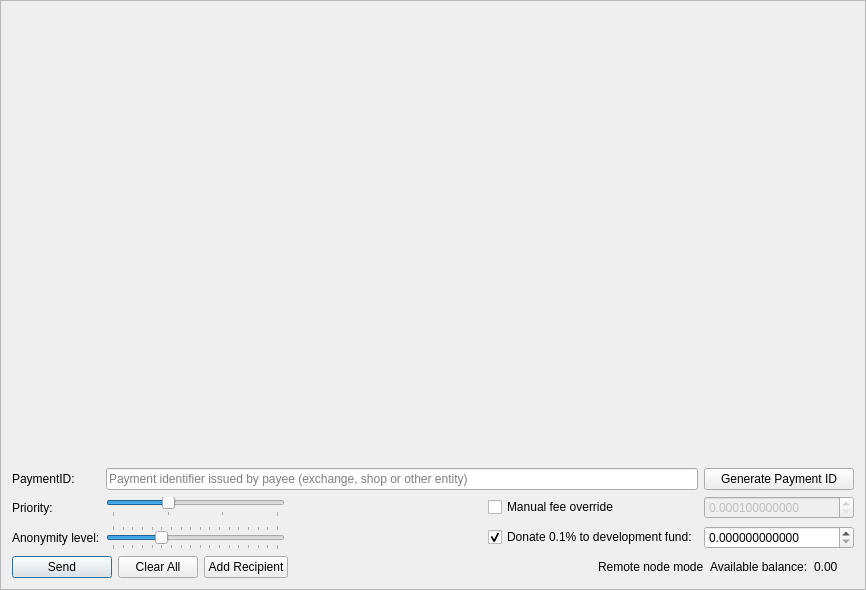
Old version of the form src/gui/ui/sendframe.ui in the repository cryptonotefoundation/cryptonotewallet.
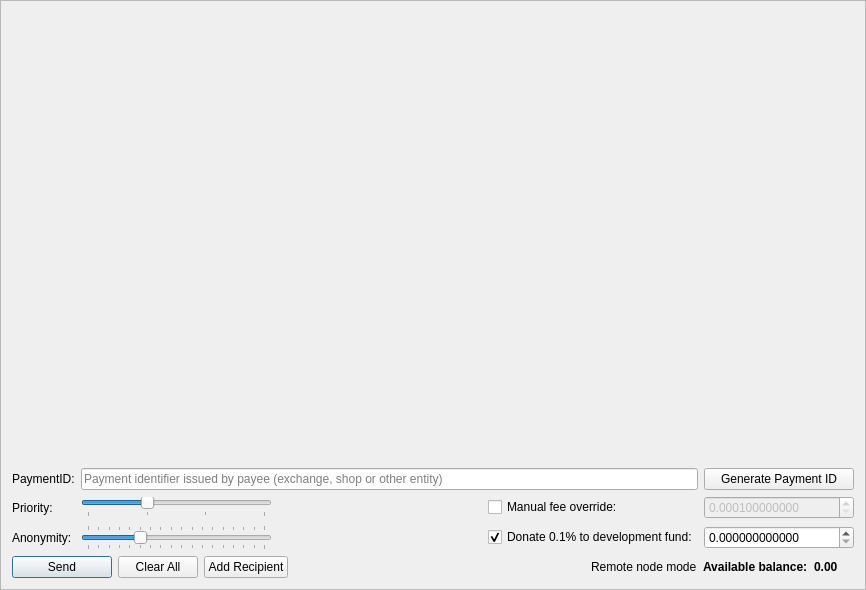
New version of the form. Icons and pictures are not drawn.

Commit message: Send frame layout update

The edit to the form file:
```diff
--- a/src/gui/ui/sendframe.ui
+++ b/src/gui/ui/sendframe.ui
@@ -71,7 +71,7 @@
          <item row="2" column="0">
           <widget class="QLabel" name="label_2">
            <property name="text">
-            <string>Anonymity level:</string>
+            <string>Anonymity:</string>
            </property>
           </widget>
          </item>
@@ -327,7 +327,7 @@
          <item row="1" column="4">
           <widget class="QCheckBox" name="m_manualFeeCheckBox">
            <property name="text">
-            <string>Manual fee override</string>
+            <string>Manual fee override:</string>
            </property>
           </widget>
          </item>
@@ -412,6 +412,12 @@
      </item>
      <item>
       <widget class="QLabel" name="label_4">
+       <property name="font">
+        <font>
+         <weight>75</weight>
+         <bold>true</bold>
+        </font>
+       </property>
        <property name="text">
         <string>Available balance:</string>
        </property>
@@ -419,6 +425,12 @@
      </item>
      <item>
       <widget class="QLabel" name="m_balanceLabel">
+       <property name="font">
+        <font>
+         <weight>75</weight>
+         <bold>true</bold>
+        </font>
+       </property>
        <property name="text">
         <string notr="true">0.00 </string>
        </property>
```
